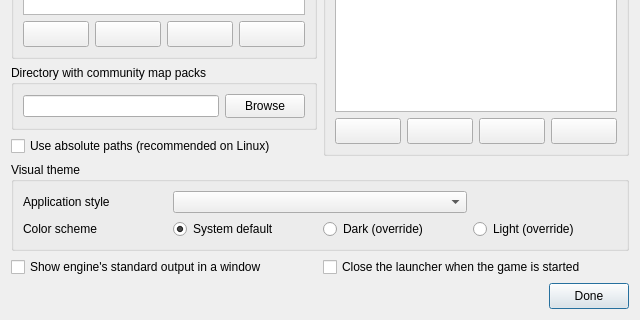
Old version of the form Forms/SetupDialog.ui in the repository Youda008/DoomRunner; both pictures show x 0 to 640 and y 320 to 640 of the 640 by 640 pixel window.
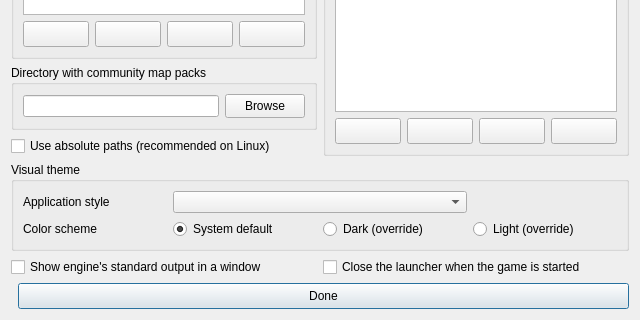
New version of the form. Icons and pictures are not drawn. Custom widgets are drawn as their Qt base class.

Commit message: removed unnecessary size hints for spacers

```diff
--- a/Forms/SetupDialog.ui
+++ b/Forms/SetupDialog.ui
@@ -464,12 +464,6 @@
        <property name="orientation">
         <enum>Qt::Horizontal</enum>
        </property>
-       <property name="sizeHint" stdset="0">
-        <size>
-         <width>40</width>
-         <height>20</height>
-        </size>
-       </property>
       </spacer>
      </item>
      <item>
```
The commit also changes 5 other files.
